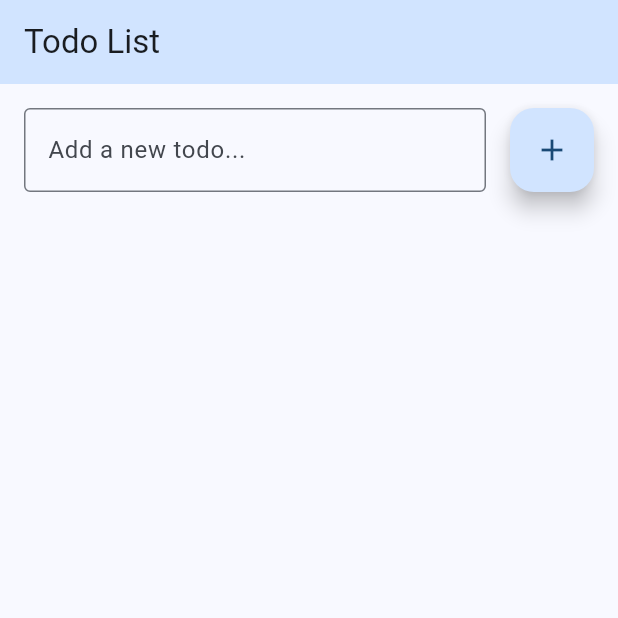
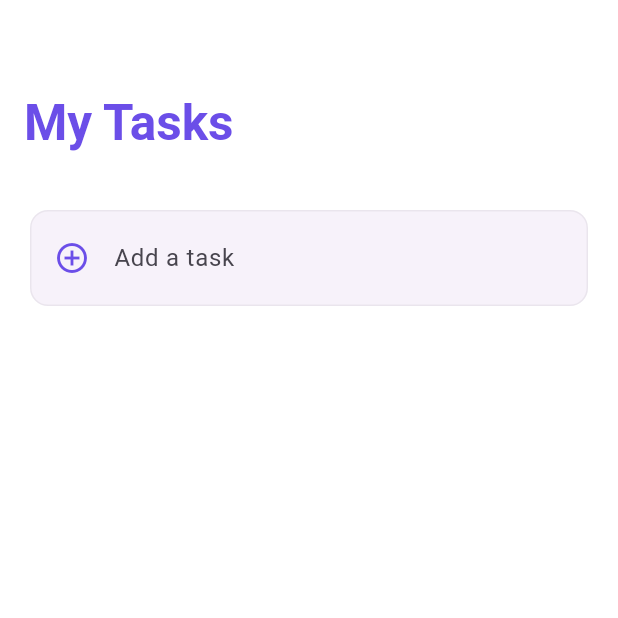
Before and after one commit to theblackmambaX/todo_flutter, a Flutter app: the screen it shows after launch, on a phone screen of 412 x 824 dp, the top half of it. Run offline on Flutter 3.47's test engine with Material 3 defaults, Android fonts, the phone set to English and light mode, and no system bars.

Commit message:
Update: Modern UI with purple theme

```diff
--- a/lib/main.dart
+++ b/lib/main.dart
@@ -12,8 +12,14 @@ class MyApp extends StatelessWidget {
     return MaterialApp(
       title: 'Todo App',
       theme: ThemeData(
-        colorScheme: ColorScheme.fromSeed(seedColor: Colors.blue),
+        colorScheme: ColorScheme.fromSeed(
+          seedColor: const Color(0xFF6B4EE8),
+          primary: const Color(0xFF6B4EE8),
+          secondary: const Color(0xFF8E77ED),
+          surface: Colors.white,
+        ),
         useMaterial3: true,
+        fontFamily: 'Roboto',
       ),
       home: const TodoListScreen(),
     );
@@ -30,6 +36,7 @@ class TodoListScreen extends StatefulWidget {
 class _TodoListScreenState extends State<TodoListScreen> {
   final List<Todo> _todos = [];
   final TextEditingController _textController = TextEditingController();
+  bool _isComposing = false;
 
   @override
   void dispose() {
@@ -46,6 +53,7 @@ class _TodoListScreenState extends State<TodoListScreen> {
         completed: false,
       ));
       _textController.clear();
+      _isComposing = false;
     });
   }
 
@@ -64,59 +72,127 @@ class _TodoListScreenState extends State<TodoListScreen> {
 
   @override
   Widget build(BuildContext context) {
+    final theme = Theme.of(context);
     return Scaffold(
-      appBar: AppBar(
-        title: const Text('Todo List'),
-        backgroundColor: Theme.of(context).colorScheme.primaryContainer,
+      backgroundColor: theme.colorScheme.surface,
+      body: CustomScrollView(
+        slivers: [
+          SliverAppBar(
+            expandedHeight: 120.0,
+            floating: true,
+            pinned: true,
+            elevation: 0,
+            backgroundColor: theme.colorScheme.surface,
+            flexibleSpace: FlexibleSpaceBar(
+              title: Text(
+                'My Tasks',
+                style: TextStyle(
+                  color: theme.colorScheme.primary,
+                  fontWeight: FontWeight.bold,
                 ),
-      body: Column(
-        children: [
-          Padding(
+              ),
+              centerTitle: false,
+              titlePadding: const EdgeInsets.only(left: 16.0, bottom: 16.0),
+            ),
+          ),
+          SliverToBoxAdapter(
+            child: Padding(
               padding: const EdgeInsets.all(16.0),
+              child: Card(
+                elevation: 0,
+                shape: RoundedRectangleBorder(
+                  borderRadius: BorderRadius.circular(12),
+                  side: BorderSide(
+                    color: theme.colorScheme.outline.withOpacity(0.1),
+                  ),
+                ),
+                child: Padding(
+                  padding: const EdgeInsets.symmetric(horizontal: 16.0, vertical: 8.0),
                   child: Row(
                     children: [
+                      Icon(
+                        Icons.add_circle_outline,
+                        color: theme.colorScheme.primary,
+                      ),
+                      const SizedBox(width: 16),
                       Expanded(
                         child: TextField(
                           controller: _textController,
                           decoration: const InputDecoration(
-                      hintText: 'Add a new todo...',
-                      border: OutlineInputBorder(),
+                            hintText: 'Add a task',
+                            border: InputBorder.none,
+                            hintStyle: TextStyle(fontSize: 16),
                           ),
+                          style: const TextStyle(fontSize: 16),
+                          onChanged: (text) {
+                            setState(() {
+                              _isComposing = text.isNotEmpty;
+                            });
+                          },
                           onSubmitted: _addTodo,
                         ),
                       ),
-                const SizedBox(width: 16),
-                FloatingActionButton(
+                      if (_isComposing)
+                        IconButton(
+                          icon: Icon(
+                            Icons.arrow_forward_ios,
+                            color: theme.colorScheme.primary,
+                            size: 20,
+                          ),
                           onPressed: () => _addTodo(_textController.text),
-                  child: const Icon(Icons.add),
                         ),
                     ],
                   ),
                 ),
-          Expanded(
-            child: ListView.builder(
-              itemCount: _todos.length,
-              itemBuilder: (context, index) {
+              ),
+            ),
+          ),
+          SliverList(
+            delegate: SliverChildBuilderDelegate(
+              (context, index) {
                 final todo = _todos[index];
-                return ListTile(
-                  leading: Checkbox(
-                    value: todo.completed,
-                    onChanged: (_) => _toggleTodo(todo.id),
+                return Padding(
+                  padding: const EdgeInsets.symmetric(horizontal: 16.0, vertical: 4.0),
+                  child: Card(
+                    elevation: 0,
+                    shape: RoundedRectangleBorder(
+                      borderRadius: BorderRadius.circular(12),
+                      side: BorderSide(
+                        color: theme.colorScheme.outline.withOpacity(0.1),
+                      ),
+                    ),
+                    child: ListTile(
+                      contentPadding: const EdgeInsets.symmetric(horizontal: 16.0, vertical: 8.0),
+                      leading: IconButton(
+                        icon: Icon(
+                          todo.completed ? Icons.check_circle : Icons.circle_outlined,
+                          color: todo.completed ? theme.colorScheme.primary : theme.colorScheme.outline,
+                        ),
+                        onPressed: () => _toggleTodo(todo.id),
                       ),
                       title: Text(
                         todo.text,
                         style: TextStyle(
                           decoration: todo.completed ? TextDecoration.lineThrough : null,
+                          color: todo.completed ? theme.colorScheme.outline : theme.colorScheme.onSurface,
+                          fontSize: 16,
                         ),
                       ),
                       trailing: IconButton(
-                    icon: const Icon(Icons.delete),
+                        icon: Icon(
+                          Icons.delete_outline,
+                          color: theme.colorScheme.error,
+                        ),
                         onPressed: () => _deleteTodo(todo.id),
+                      ),
+                    ),
                   ),
                 );
               },
+              childCount: _todos.length,
             ),
           ),
+          const SliverPadding(padding: EdgeInsets.only(bottom: 80)),
         ],
       ),
     );
```
Lines whose indentation alone changed are shown as unchanged.
